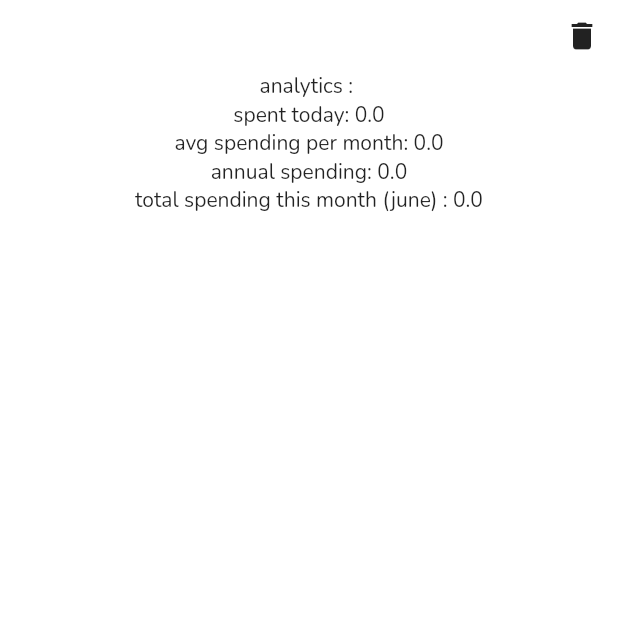
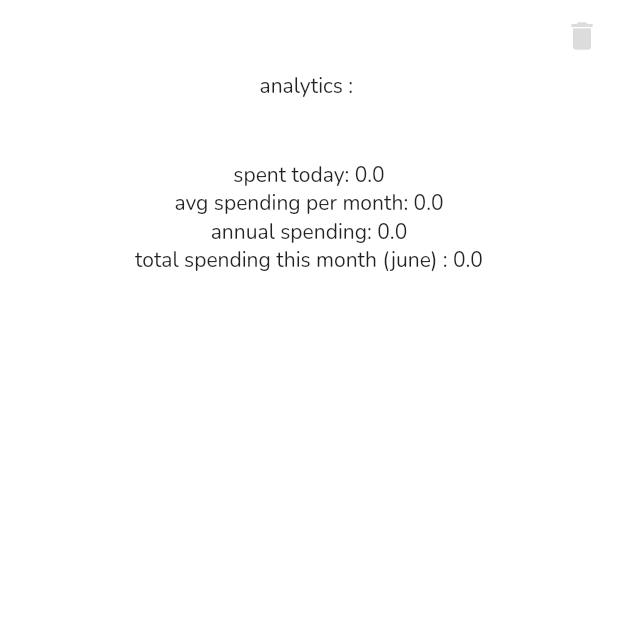
Before and after one commit to phantomcorn/Broked, a Flutter app: the Analytics screen opened directly, on a phone screen of 412 x 824 dp, the top half of it. Run offline on Flutter 3.47's test engine with Material 2 defaults, Android fonts, the phone set to English and light mode, and no system bars; our stand-ins replace flutter_datetime_picker, google_fonts, sqflite; missing offline and left inert: animated_button; accounts and stored records are empty.

Commit message:
changed delete button color + add margin to bottom of "analytics"

```diff
--- a/lib/main.dart
+++ b/lib/main.dart
@@ -200,6 +200,7 @@ class _Analytics extends State<Analytics> {
                 alignment: Alignment.topRight,
                 child : IconButton(
                   icon : Icon(Icons.delete),
+                  color: Color.fromRGBO(220, 220, 220, 1),
                   onPressed: () {
                     showDialog(
                       context: context,
@@ -218,8 +219,10 @@ class _Analytics extends State<Analytics> {
                   }
                 )
               ),
-              Text("analytics : "),
-
+              Container(
+                child : Text("analytics : "),
+                margin: EdgeInsets.only(bottom : 40)
+              ),
               FutureBuilder(
                 future: spentDatabase.instance.getSpendingToday(),
                   builder: (BuildContext context, AsyncSnapshot<double> snapshot) {
```
